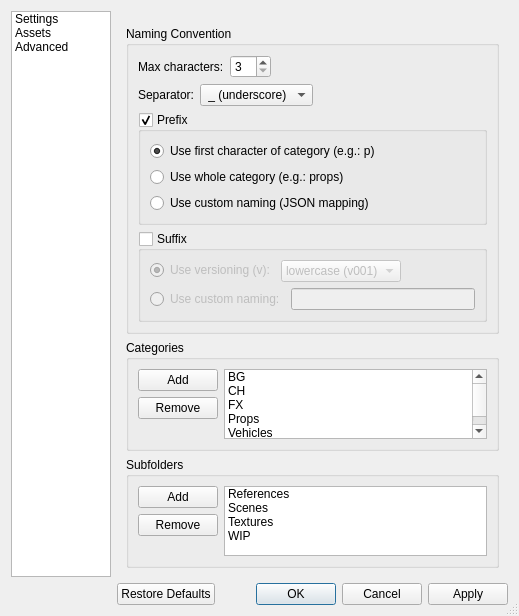
Above: ui/window/preferences.ui from hueyyeng/AssetsBrowser before the change. Below: the same form after it.
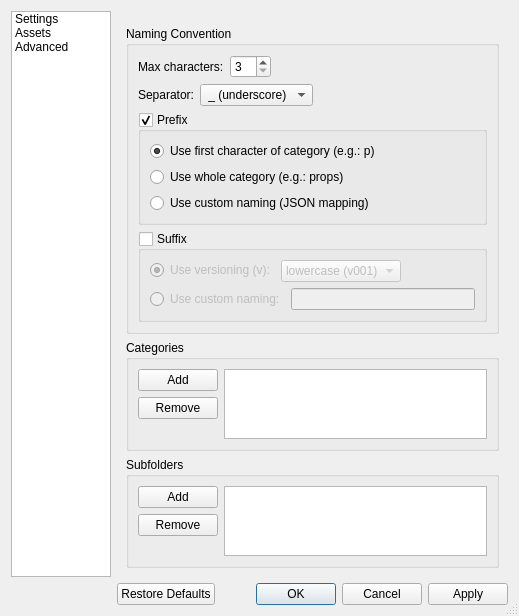
That is the form after the change. The open tabs and pages were chosen to show the change.

Commit message:
Add line and list functions with minor UI update
- Populate list widget from INI values
- Write item list value to INI after Apply
- Write line value to INI after Apply
- Minor refactor and cleanup for existing functions

```diff
--- a/ui/window/preferences.ui
+++ b/ui/window/preferences.ui
@@ -454,31 +454,6 @@
             <property name="selectionMode">
              <enum>QAbstractItemView::ExtendedSelection</enum>
             </property>
-            <item>
-             <property name="text">
-              <string>BG</string>
-             </property>
-            </item>
-            <item>
-             <property name="text">
-              <string>CH</string>
-             </property>
-            </item>
-            <item>
-             <property name="text">
-              <string>FX</string>
-             </property>
-            </item>
-            <item>
-             <property name="text">
-              <string>Props</string>
-             </property>
-            </item>
-            <item>
-             <property name="text">
-              <string>Vehicles</string>
-             </property>
-            </item>
            </widget>
           </item>
          </layout>
@@ -513,26 +488,6 @@
             <property name="selectionMode">
              <enum>QAbstractItemView::ExtendedSelection</enum>
             </property>
-            <item>
-             <property name="text">
-              <string>References</string>
-             </property>
-            </item>
-            <item>
-             <property name="text">
-              <string>Scenes</string>
-             </property>
-            </item>
-            <item>
-             <property name="text">
-              <string>Textures</string>
-             </property>
-            </item>
-            <item>
-             <property name="text">
-              <string>WIP</string>
-             </property>
-            </item>
            </widget>
           </item>
          </layout>
```
Left out of the diff: 2 changed lines with no effect on the pictures. The commit also changes 2 other files.
